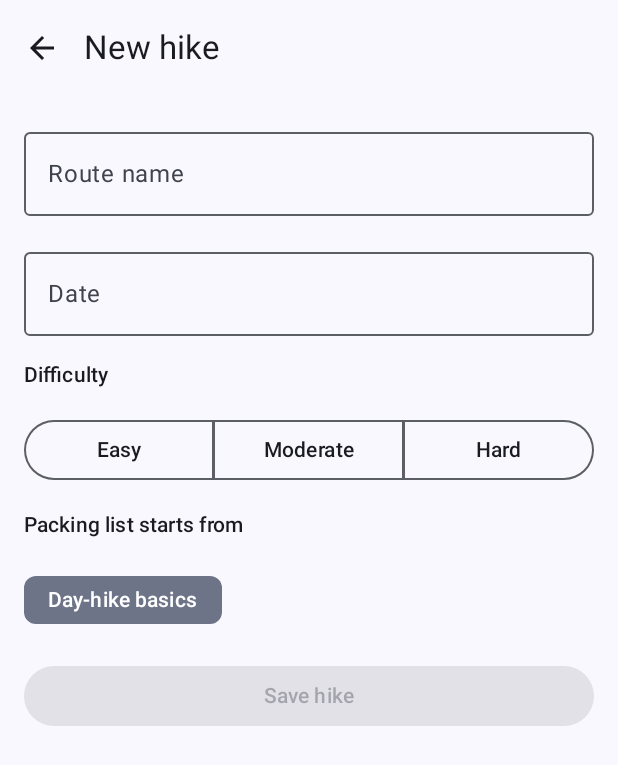
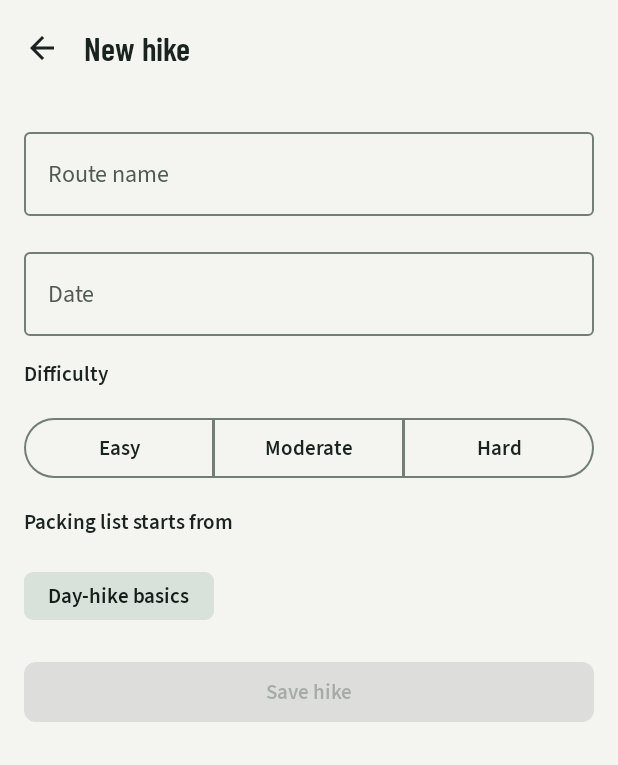
Before and after one commit to Kerbagio/sentiero-kerbagio, an Android app built with Jetpack Compose: the screen it shows after launch (MainActivity), after a tap on "New hike", on a phone screen of 412 x 824 dp. Shown: the top 765 px of the screen. Run offline under Robolectric (Android 15) with nearby library versions, the phone set to English and light mode, and no system bars; our stand-ins replace Room's generated code.

Commit message:
Apply the DESIGN.md theme: colors, type scale, shapes
Light and dark schemes from DESIGN.md, dynamic color off so wallpapers can't change the palette. Typography mapped per the DESIGN.md table with tabular figures; 8dp corners on filled buttons.

```diff
--- a/app/src/main/java/com/anthony/sentiero/ui/detail/HikeDetailScreen.kt
+++ b/app/src/main/java/com/anthony/sentiero/ui/detail/HikeDetailScreen.kt
@@ -58,7 +58,7 @@ fun HikeDetailScreen(
 
             HikeDetailUiState.NotFound -> Column(Modifier.padding(padding).padding(16.dp)) {
                 Text("This hike no longer exists.")
-                Button(onClick = onBack, modifier = Modifier.padding(top = 16.dp)) { Text("Back") }
+                Button(onClick = onBack, shape = MaterialTheme.shapes.medium, modifier = Modifier.padding(top = 16.dp)) { Text("Back") }
             }
 
             is HikeDetailUiState.Content -> LazyColumn(
--- a/app/src/main/java/com/anthony/sentiero/ui/form/HikeFormScreen.kt
+++ b/app/src/main/java/com/anthony/sentiero/ui/form/HikeFormScreen.kt
@@ -119,6 +119,7 @@ fun HikeFormScreen(
             Button(
                 onClick = { viewModel.save(onSaved) },
                 enabled = state.canSave,
+                shape = MaterialTheme.shapes.medium,
                 modifier = Modifier.fillMaxWidth(),
             ) { Text("Save hike") }
         }
--- /dev/null
+++ b/app/src/main/java/com/anthony/sentiero/ui/theme/Color.kt
@@ -0,0 +1,89 @@
+// UI layer: every color from DESIGN.md, as light and dark Material 3 color schemes.
+// Colors are a look-and-feel decision, so they live with the theme, not in screens or data.
+package com.anthony.sentiero.ui.theme
+
+import androidx.compose.material3.darkColorScheme
+import androidx.compose.material3.lightColorScheme
+import androidx.compose.ui.graphics.Color
+
+// The blaze is not a Material role: it is the dot inside the "Forgot last time" tag (used later).
+val Blaze = Color(0xFFE8590C)
+val BlazeDark = Color(0xFFFF8A4C)
+
+val LightColors = lightColorScheme(
+    primary = Color(0xFF24473A),
+    onPrimary = Color(0xFFFFFFFF),
+    primaryContainer = Color(0xFFCFE3D8),
+    onPrimaryContainer = Color(0xFF0B2A1F),
+    inversePrimary = Color(0xFF9DCFB6),
+    secondary = Color(0xFF55635B),
+    onSecondary = Color(0xFFFFFFFF),
+    secondaryContainer = Color(0xFFD8E2DB),
+    onSecondaryContainer = Color(0xFF131E18),
+    tertiary = Color(0xFFB5400B),
+    onTertiary = Color(0xFFFFFFFF),
+    tertiaryContainer = Color(0xFFFFDBCC),
+    onTertiaryContainer = Color(0xFF5A1B00),
+    background = Color(0xFFF4F4F0),
+    onBackground = Color(0xFF1A231F),
+    surface = Color(0xFFF4F4F0),
+    onSurface = Color(0xFF1A231F),
+    surfaceVariant = Color(0xFFDCE3DD),
+    onSurfaceVariant = Color(0xFF4F5A54),
+    surfaceTint = Color(0xFF24473A),
+    surfaceDim = Color(0xFFD5D6D1),
+    surfaceBright = Color(0xFFF4F4F0),
+    surfaceContainerLowest = Color(0xFFFFFFFF),
+    surfaceContainerLow = Color(0xFFEFEFEA),
+    surfaceContainer = Color(0xFFE9EAE4),
+    surfaceContainerHigh = Color(0xFFE3E4DE),
+    surfaceContainerHighest = Color(0xFFDDDED8),
+    inverseSurface = Color(0xFF2E3531),
+    inverseOnSurface = Color(0xFFEEF1EC),
+    outline = Color(0xFF747E78),
+    outlineVariant = Color(0xFFC6CBC5),
+    error = Color(0xFFBA1A1A),
+    onError = Color(0xFFFFFFFF),
+    errorContainer = Color(0xFFFFDAD6),
+    onErrorContainer = Color(0xFF410002),
+    scrim = Color(0xFF000000),
+)
+
+val DarkColors = darkColorScheme(
+    primary = Color(0xFF9DCFB6),
+    onPrimary = Color(0xFF003825),
+    primaryContainer = Color(0xFF1F4E3D),
+    onPrimaryContainer = Color(0xFFB9EBD1),
+    inversePrimary = Color(0xFF24473A),
+    secondary = Color(0xFFBCCABF),
+    onSecondary = Color(0xFF27332C),
+    secondaryContainer = Color(0xFF3D4A42),
+    onSecondaryContainer = Color(0xFFD8E6DB),
+    tertiary = Color(0xFFFFB693),
+    onTertiary = Color(0xFF561F00),
+    tertiaryContainer = Color(0xFF7A3000),
+    onTertiaryContainer = Color(0xFFFFDBCC),
+    background = Color(0xFF111714),
+    onBackground = Color(0xFFE2E6E1),
+    surface = Color(0xFF111714),
+    onSurface = Color(0xFFE2E6E1),
+    surfaceVariant = Color(0xFF3F4943),
+    onSurfaceVariant = Color(0xFFB9C3BC),
+    surfaceTint = Color(0xFF9DCFB6),
+    surfaceDim = Color(0xFF111714),
+    surfaceBright = Color(0xFF363D39),
+    surfaceContainerLowest = Color(0xFF0C110F),
+    surfaceContainerLow = Color(0xFF171E1A),
+    surfaceContainer = Color(0xFF1B2320),
+    surfaceContainerHigh = Color(0xFF252D29),
+    surfaceContainerHighest = Color(0xFF303834),
+    inverseSurface = Color(0xFFE2E6E1),
+    inverseOnSurface = Color(0xFF2E3531),
+    outline = Color(0xFF87918B),
+    outlineVariant = Color(0xFF3F4943),
+    error = Color(0xFFFFB4AB),
+    onError = Color(0xFF690005),
+    errorContainer = Color(0xFF93000A),
+    onErrorContainer = Color(0xFFFFDAD6),
+    scrim = Color(0xFF000000),
+)
--- /dev/null
+++ b/app/src/main/java/com/anthony/sentiero/ui/theme/Shape.kt
@@ -0,0 +1,15 @@
+// UI layer: the corner-radius scale from DESIGN.md (squared-off, like trail signs).
+// Material components pick these up by size, so screens rarely name a radius themselves.
+package com.anthony.sentiero.ui.theme
+
+import androidx.compose.foundation.shape.RoundedCornerShape
+import androidx.compose.material3.Shapes
+import androidx.compose.ui.unit.dp
+
+val SentieroShapes = Shapes(
+    extraSmall = RoundedCornerShape(4.dp),  // tags, checkboxes
+    small = RoundedCornerShape(6.dp),       // chips, text fields
+    medium = RoundedCornerShape(8.dp),      // buttons, forecast panel
+    large = RoundedCornerShape(12.dp),      // FAB
+    extraLarge = RoundedCornerShape(20.dp), // bottom-sheet top corners
+)
--- a/app/src/main/java/com/anthony/sentiero/ui/theme/Theme.kt
+++ b/app/src/main/java/com/anthony/sentiero/ui/theme/Theme.kt
@@ -1,29 +1,20 @@
-// UI layer: the app theme. For the midterm this is Android Studio's default Material 3
-// theme; the DESIGN.md colors and fonts replace it in week 2.
+// UI layer: wraps the whole app in the DESIGN.md colors, type and shapes.
+// Dynamic color is deliberately not used: wallpaper colors would erase the blaze's meaning.
 package com.anthony.sentiero.ui.theme
 
-import android.os.Build
 import androidx.compose.foundation.isSystemInDarkTheme
 import androidx.compose.material3.MaterialTheme
-import androidx.compose.material3.darkColorScheme
-import androidx.compose.material3.dynamicDarkColorScheme
-import androidx.compose.material3.dynamicLightColorScheme
-import androidx.compose.material3.lightColorScheme
 import androidx.compose.runtime.Composable
-import androidx.compose.ui.platform.LocalContext
 
 @Composable
 fun SentieroTheme(
     darkTheme: Boolean = isSystemInDarkTheme(),
     content: @Composable () -> Unit,
 ) {
-    val colorScheme = when {
-        Build.VERSION.SDK_INT >= Build.VERSION_CODES.S -> {
-            val context = LocalContext.current
-            if (darkTheme) dynamicDarkColorScheme(context) else dynamicLightColorScheme(context)
-        }
-        darkTheme -> darkColorScheme()
-        else -> lightColorScheme()
-    }
-    MaterialTheme(colorScheme = colorScheme, content = content)
+    MaterialTheme(
+        colorScheme = if (darkTheme) DarkColors else LightColors,
+        typography = SentieroTypography,
+        shapes = SentieroShapes,
+        content = content,
+    )
 }
--- /dev/null
+++ b/app/src/main/java/com/anthony/sentiero/ui/theme/Type.kt
@@ -0,0 +1,71 @@
+// UI layer: the two bundled font families and the Material 3 type scale from DESIGN.md.
+// The fonts ship in res/font so they render offline; screens only ask for M3 styles like titleLarge.
+package com.anthony.sentiero.ui.theme
+
+import androidx.compose.material3.Typography
+import androidx.compose.ui.text.TextStyle
+import androidx.compose.ui.text.font.Font
+import androidx.compose.ui.text.font.FontFamily
+import androidx.compose.ui.text.font.FontWeight
+import androidx.compose.ui.unit.em
+import androidx.compose.ui.unit.sp
+import com.anthony.sentiero.R
+
+val BarlowCondensed = FontFamily(
+    Font(R.font.barlow_condensed_medium, FontWeight.Medium),
+    Font(R.font.barlow_condensed_semibold, FontWeight.SemiBold),
+)
+
+val SourceSans3 = FontFamily(
+    Font(R.font.source_sans_3_regular, FontWeight.Normal),
+    Font(R.font.source_sans_3_medium, FontWeight.Medium),
+    Font(R.font.source_sans_3_semibold, FontWeight.SemiBold),
+)
+
+// Tabular figures: every digit has the same width, so "3 of 12" and dates don't jitter.
+private const val TNUM = "tnum"
+
+// DESIGN.md tokens. Sans styles carry tnum because dates and counts appear in them.
+private val headline = TextStyle(
+    fontFamily = BarlowCondensed, fontWeight = FontWeight.SemiBold, fontSize = 28.sp, lineHeight = 34.sp,
+)
+private val title = TextStyle(
+    fontFamily = BarlowCondensed, fontWeight = FontWeight.SemiBold, fontSize = 22.sp, lineHeight = 28.sp,
+)
+private val titleSmall = TextStyle(
+    fontFamily = SourceSans3, fontWeight = FontWeight.SemiBold, fontSize = 16.sp, lineHeight = 22.sp,
+    fontFeatureSettings = TNUM,
+)
+private val body = TextStyle(
+    fontFamily = SourceSans3, fontWeight = FontWeight.Normal, fontSize = 16.sp, lineHeight = 24.sp,
+    fontFeatureSettings = TNUM,
+)
+private val bodySmall = TextStyle(
+    fontFamily = SourceSans3, fontWeight = FontWeight.Normal, fontSize = 14.sp, lineHeight = 20.sp,
+    fontFeatureSettings = TNUM,
+)
+private val labelLarge = TextStyle(
+    fontFamily = SourceSans3, fontWeight = FontWeight.SemiBold, fontSize = 14.sp, lineHeight = 20.sp,
+    fontFeatureSettings = TNUM,
+)
+private val label = TextStyle(
+    fontFamily = SourceSans3, fontWeight = FontWeight.SemiBold, fontSize = 12.sp, lineHeight = 16.sp,
+    letterSpacing = 0.02.em, fontFeatureSettings = TNUM,
+)
+
+// Mapping table from DESIGN.md "Typography".
+val SentieroTypography = Typography(
+    displaySmall = headline,
+    headlineLarge = headline,
+    headlineMedium = headline,
+    headlineSmall = headline.copy(fontSize = 24.sp, lineHeight = 30.sp),
+    titleLarge = title,
+    titleMedium = titleSmall,
+    titleSmall = titleSmall.copy(fontSize = 14.sp, lineHeight = 20.sp),
+    bodyLarge = body,
+    bodyMedium = bodySmall,
+    bodySmall = bodySmall.copy(fontSize = 12.sp, lineHeight = 16.sp),
+    labelLarge = labelLarge,
+    labelMedium = label,
+    labelSmall = label.copy(fontSize = 11.sp, lineHeight = 16.sp),
+)
--- a/app/src/main/java/com/anthony/sentiero/ui/upcoming/UpcomingScreen.kt
+++ b/app/src/main/java/com/anthony/sentiero/ui/upcoming/UpcomingScreen.kt
@@ -74,7 +74,7 @@ fun UpcomingScreen(
                 horizontalAlignment = Alignment.CenterHorizontally,
             ) {
                 Text("No hikes planned. Plan your next one.", style = MaterialTheme.typography.bodyLarge)
-                Button(onClick = onNewHike, modifier = Modifier.padding(top = 16.dp)) {
+                Button(onClick = onNewHike, shape = MaterialTheme.shapes.medium, modifier = Modifier.padding(top = 16.dp)) {
                     Text("New hike")
                 }
             }
```
